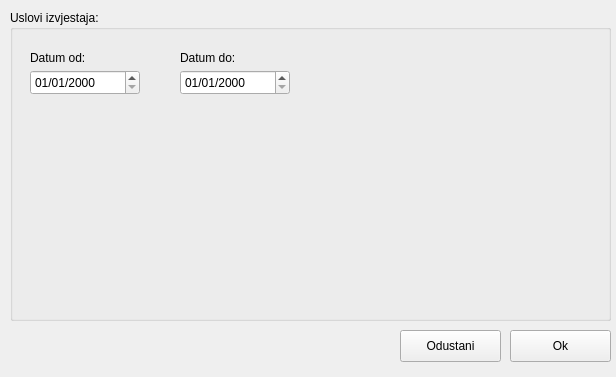
The window that hello_world_xtuple/client/uiforms/subanReport.ui (vsasa/xtuple_playground) describes before a commit, drawn with Qt 5.
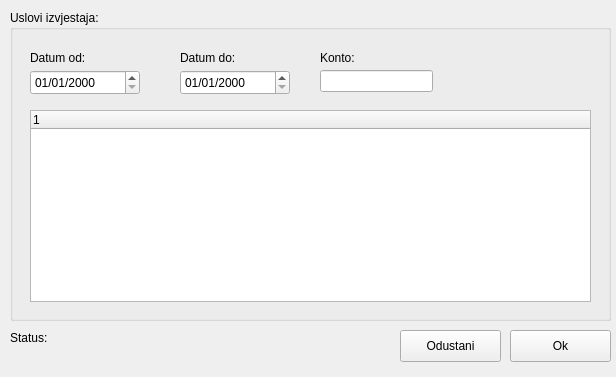
The same window after the commit.

```diff
--- a/hello_world_xtuple/client/uiforms/subanReport.ui
+++ b/hello_world_xtuple/client/uiforms/subanReport.ui
@@ -84,6 +84,44 @@
      <string>Datum do:</string>
     </property>
    </widget>
+   <widget class="QLineEdit" name="_idKonto">
+    <property name="geometry">
+     <rect>
+      <x>310</x>
+      <y>60</y>
+      <width>113</width>
+      <height>22</height>
+     </rect>
+    </property>
+   </widget>
+   <widget class="QLabel" name="label_3">
+    <property name="geometry">
+     <rect>
+      <x>310</x>
+      <y>40</y>
+      <width>62</width>
+      <height>16</height>
+     </rect>
+    </property>
+    <property name="text">
+     <string>Konto:</string>
+    </property>
+   </widget>
+   <widget class="QTreeWidget" name="_view">
+    <property name="geometry">
+     <rect>
+      <x>20</x>
+      <y>100</y>
+      <width>561</width>
+      <height>192</height>
+     </rect>
+    </property>
+    <column>
+     <property name="text">
+      <string notr="true">1</string>
+     </property>
+    </column>
+   </widget>
   </widget>
   <widget class="QPushButton" name="btnOk">
    <property name="geometry">
@@ -111,6 +149,19 @@
     <string>Odustani</string>
    </property>
   </widget>
+  <widget class="QLabel" name="_lblStatus">
+   <property name="geometry">
+    <rect>
+     <x>10</x>
+     <y>330</y>
+     <width>371</width>
+     <height>16</height>
+    </rect>
+   </property>
+   <property name="text">
+    <string>Status:</string>
+   </property>
+  </widget>
  </widget>
  <resources/>
  <connections/>
```
Left out of the diff: 10 changed lines with no effect on the pictures.
